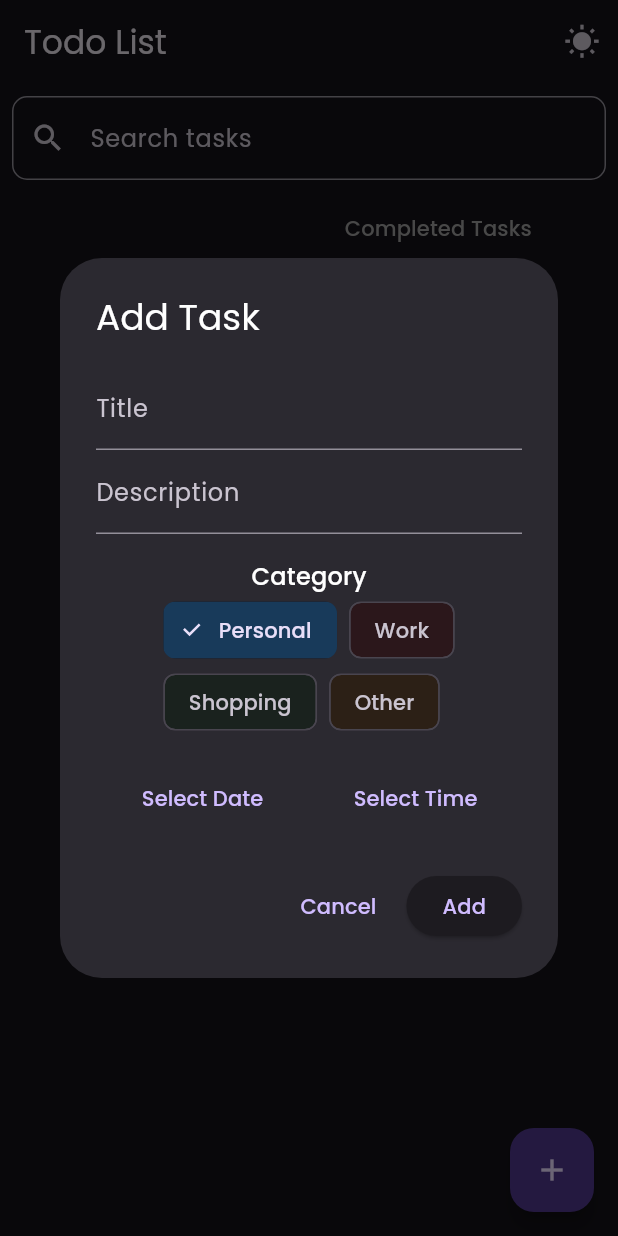
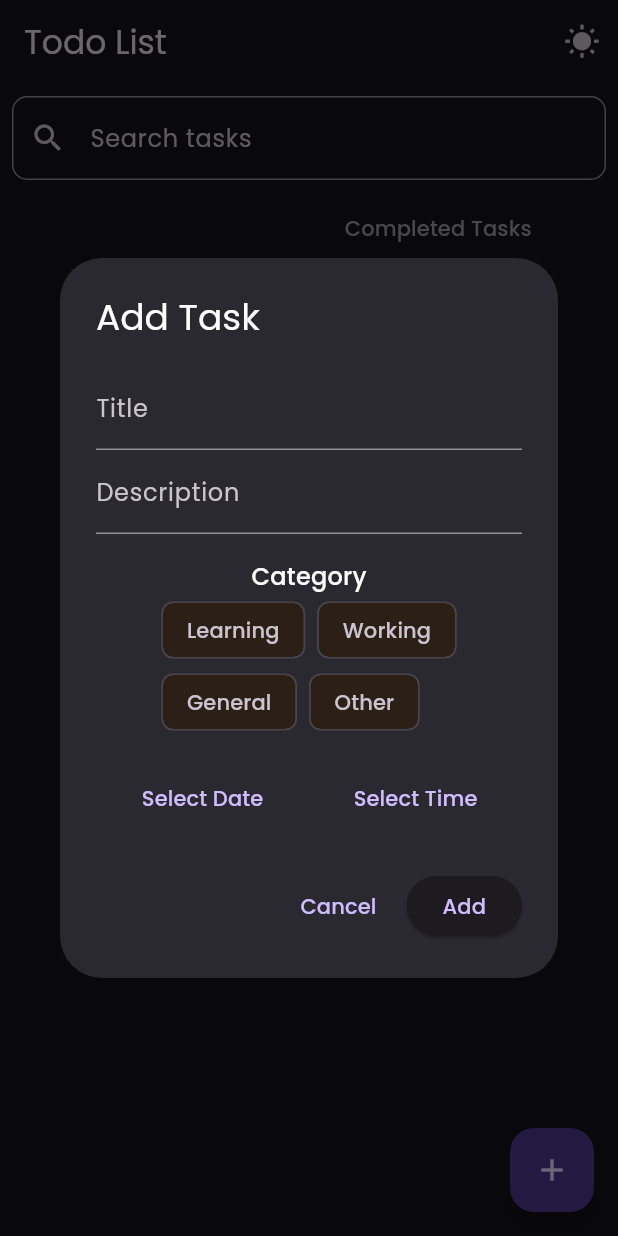
Before and after one commit to dcaayushd/CODSOFT_TODOList_App, a Flutter app: the screen it shows after launch, after a tap on the "nights stay" icon, after a tap on the "add" icon, on a phone screen of 412 x 824 dp. Run offline on Flutter 3.47's test engine with Material 3 defaults, Android fonts, the light colour scheme and no system bars; our stand-ins replace flutter_local_notifications, google_fonts, shared_preferences, timezone.

Commit message:
Task Categories Updated

```diff
--- a/lib/providers/task_provider.dart
+++ b/lib/providers/task_provider.dart
@@ -8,13 +8,15 @@ import 'dart:convert';
 class TaskProvider with ChangeNotifier {
   final TaskService _taskService = TaskService();
   final NotificationService _notificationService = NotificationService();
-  List<String> _categories = ['Personal', 'Work', 'Shopping', 'Other'];
+  List<String> _categories = ['Learning', 'Working', 'General', 'Other'];
 
   List<Task> get tasks => _taskService.getTasks();
   List<String> get categories => _categories;
 
-  List<Task> get completedTasks => tasks.where((task) => task.isCompleted).toList();
-  List<Task> get remainingTasks => tasks.where((task) => !task.isCompleted).toList();
+  List<Task> get completedTasks =>
+      tasks.where((task) => task.isCompleted).toList();
+  List<Task> get remainingTasks =>
+      tasks.where((task) => !task.isCompleted).toList();
 
   TaskProvider() {
     _notificationService.init();
@@ -35,9 +37,8 @@ class TaskProvider with ChangeNotifier {
 
   Future<void> _saveTasks() async {
     SharedPreferences prefs = await SharedPreferences.getInstance();
-    List<String> taskStrings = tasks
-        .map((task) => json.encode(task.toJson()))
-        .toList();
+    List<String> taskStrings =
+        tasks.map((task) => json.encode(task.toJson())).toList();
     await prefs.setStringList('tasks', taskStrings);
     await prefs.setStringList('categories', _categories);
   }
@@ -86,8 +87,10 @@ class TaskProvider with ChangeNotifier {
   }
 
   List<Task> searchTasks(String query) {
-    return tasks.where((task) =>
-        task.title.toLowerCase().contains(query.toLowerCase()) ||
-        task.description.toLowerCase().contains(query.toLowerCase())).toList();
+    return tasks
+        .where((task) =>
+            task.title.toLowerCase().contains(query.toLowerCase()) ||
+            task.description.toLowerCase().contains(query.toLowerCase()))
+        .toList();
   }
 }
--- a/lib/widgets/task_list_item.dart
+++ b/lib/widgets/task_list_item.dart
@@ -1,84 +1,3 @@
-// import 'package:flutter/material.dart';
-// import 'package:provider/provider.dart';
-// import 'package:todolist_app/models/task.dart';
-// import 'package:todolist_app/providers/task_provider.dart';
-// import 'package:todolist_app/widgets/edit_task_dialog.dart';
-// import 'package:intl/intl.dart';
-
-// class TaskListItem extends StatelessWidget {
-//   final Task task;
-
-//   const TaskListItem({Key? key, required this.task}) : super(key: key);
-
-//   Color _getCategoryColor() {
-//     switch (task.category) {
-//       case 'Personal':
-//         return Colors.blue;
-//       case 'Work':
-//         return Colors.red;
-//       case 'Shopping':
-//         return Colors.green;
-//       default:
-//         return Colors.orange;
-//     }
-//   }
-
-//   @override
-//   Widget build(BuildContext context) {
-//     return Card(
-//       elevation: 2,
-//       margin: EdgeInsets.symmetric(horizontal: 8, vertical: 4),
-//       child: ListTile(
-//         leading: Checkbox(
-//           value: task.isCompleted,
-//           onChanged: (bool? value) {
-//             Provider.of<TaskProvider>(context, listen: false)
-//                 .toggleTaskCompletion(task.id);
-//           },
-//         ),
-//         title: Text(
-//           task.title,
-//           style: TextStyle(
-//             decoration: task.isCompleted
-//                 ? TextDecoration.lineThrough
-//                 : TextDecoration.none,
-//           ),
-//         ),
-//         subtitle: Column(
-//           crossAxisAlignment: CrossAxisAlignment.start,
-//           children: [
-//             Text(task.description),
-//             SizedBox(height: 4),
-//             Row(
-//               children: [
-//                 Icon(Icons.category, size: 16),
-//                 SizedBox(width: 4),
-//                 Text(task.category),
-//                 SizedBox(width: 8),
-//                 Icon(Icons.access_time, size: 16),
-//                 SizedBox(width: 4),
-//                 Text(task.dueDate != null
-//                     ? DateFormat('MMM d, y HH:mm').format(task.dueDate!)
-//                     : 'No due date'),
-//               ],
-//             ),
-//           ],
-//         ),
-//         trailing: IconButton(
-//           icon: Icon(Icons.edit),
-//           onPressed: () {
-//             showDialog(
-//               context: context,
-//               builder: (context) => EditTaskDialog(task: task),
-//             );
-//           },
-//         ),
-//         tileColor: _getCategoryColor().withOpacity(0.1),
-//       ),
-//     );
-//   }
-// }
-
 import 'package:flutter/material.dart';
 import 'package:provider/provider.dart';
 import 'package:todolist_app/models/task.dart';
@@ -93,11 +12,11 @@ class TaskListItem extends StatelessWidget {
 
   Color _getCategoryColor() {
     switch (task.category) {
-      case 'Personal':
+      case 'Learning':
         return Colors.blue;
-      case 'Work':
+      case 'Working':
         return Colors.red;
-      case 'Shopping':
+      case 'General':
         return Colors.green;
       default:
         return Colors.orange;
```
